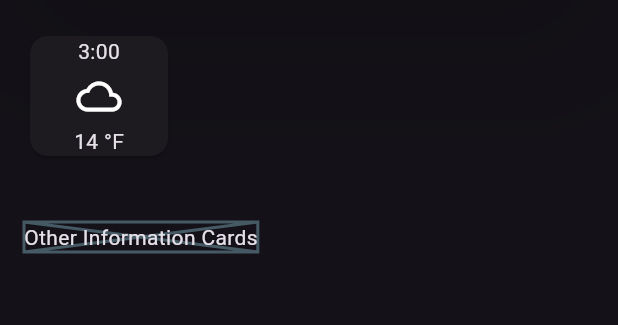
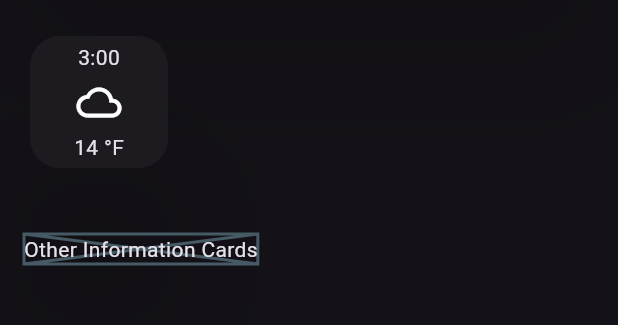
Before and after one commit to samrocks03/LearningFlutter, a Flutter app: the screen it shows after launch, on a phone screen of 412 x 824 dp, the part 480-805 px from its top. Run offline on Flutter 3.47's test engine with Material 2 defaults, Android fonts, the phone set to English and light mode, and no system bars.

Commit message:
Added border to card

```diff
--- a/weather_apk/lib/screen.dart
+++ b/weather_apk/lib/screen.dart
@@ -109,10 +109,17 @@ class WeatherApp extends StatelessWidget {
 
             Row(
               children: [
+
                 SizedBox(
                   width: 100,
                   child: Card(
-                    child : Column(
+                    shape : RoundedRectangleBorder(
+                      borderRadius: BorderRadius.circular(20)
+                      ),
+                    elevation: 50,
+                    child : Padding(
+                      padding: const EdgeInsets.all(4.0),
+                      child: Column(
                         children: [
                           Text("3:00",
                             style: TextStyle(
@@ -131,6 +138,7 @@ class WeatherApp extends StatelessWidget {
 
                           Text("14 °F",),
                         ],
+                      ),
                     )
                   ),
                 )
```
Lines whose indentation alone changed are shown as unchanged.
